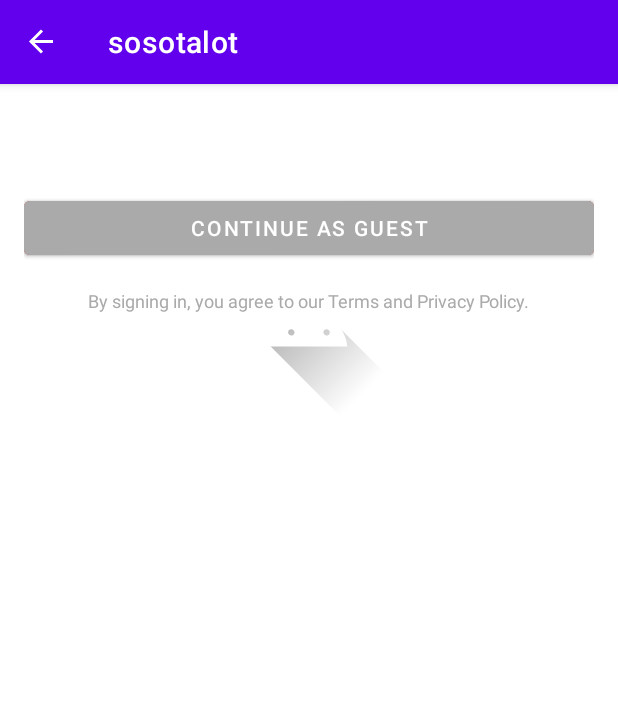
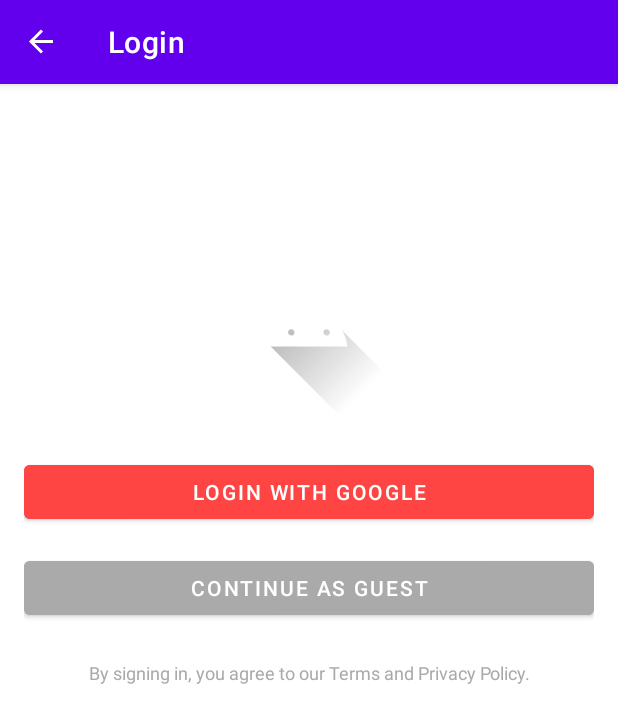
Before and after one commit to Alonsohsu/sosotalot, an Android app: the screen it shows after launch (MainActivity), after a tap on "LOGIN WITH GOOGLE", on a phone screen of 412 x 824 dp. Shown: the top 723 px of the screen. Run offline under Robolectric (Android 15) with nearby library versions, the phone set to English and light mode, and no system bars; our stand-ins replace navigation-ui.

Commit message:
google login

```diff
--- a/app/build.gradle.kts
+++ b/app/build.gradle.kts
@@ -2,6 +2,8 @@ plugins {
     alias(libs.plugins.android.application)
     alias(libs.plugins.kotlin.android)
     id("com.google.devtools.ksp")
+    id("com.google.gms.google-services")
+    id("com.android.application")
 }
 
 android {
@@ -77,4 +79,6 @@ dependencies {
     androidTestImplementation("androidx.test.ext:junit:1.1.5")
     androidTestImplementation("androidx.test.espresso:espresso-core:3.5.1")
 
+    // google login
+    implementation("com.google.firebase:firebase-auth:22.0.0")
 }
--- a/app/src/main/AndroidManifest.xml
+++ b/app/src/main/AndroidManifest.xml
@@ -5,7 +5,13 @@
     <!-- 网络权限 -->
     <uses-permission android:name="android.permission.INTERNET" />
     <uses-permission android:name="android.permission.ACCESS_NETWORK_STATE" />
+    <meta-data
+        android:name="com.google.android.gms.auth.api.signin.APP_ID"
+        android:value="@string/default_web_client_id" />
 
+    <meta-data
+        android:name="com.google.android.gms.version"
+        android:value="@integer/google_play_services_version" />
     <application
         android:allowBackup="true"
         android:dataExtractionRules="@xml/data_extraction_rules"
--- a/app/src/main/java/com/example/sosotalot/MainActivity.kt
+++ b/app/src/main/java/com/example/sosotalot/MainActivity.kt
@@ -37,6 +37,16 @@ class MainActivity : AppCompatActivity() {
             navView.visibility = View.VISIBLE
         }
 
+        navController.addOnDestinationChangedListener { _, destination, _ ->
+            if (destination.id == R.id.navigation_home ||
+                destination.id == R.id.navigation_divination ||
+                destination.id == R.id.navigation_my) {
+                binding.navView.visibility = View.VISIBLE
+            } else {
+                binding.navView.visibility = View.GONE
+            }
+        }
+
         // 设置顶部导航栏和底部导航栏
         val appBarConfiguration = AppBarConfiguration(
             setOf(
--- a/app/src/main/java/com/example/sosotalot/ui/home/HomeFragment.kt
+++ b/app/src/main/java/com/example/sosotalot/ui/home/HomeFragment.kt
@@ -5,10 +5,8 @@ import android.view.LayoutInflater
 import android.view.View
 import android.view.ViewGroup
 import android.widget.TextView
-import androidx.core.content.ContentProviderCompat
 import androidx.fragment.app.Fragment
 import androidx.lifecycle.ViewModelProvider
-import androidx.room.Room
 import com.example.sosotalot.databinding.FragmentHomeBinding
 
 class HomeFragment : Fragment() {
--- a/app/src/main/java/com/example/sosotalot/ui/login/LoginFragment.kt
+++ b/app/src/main/java/com/example/sosotalot/ui/login/LoginFragment.kt
@@ -1,7 +1,9 @@
 package com.example.sosotalot.ui.login
 
+import android.content.Intent
 import android.content.SharedPreferences
 import android.os.Bundle
+import android.util.Log
 import android.view.LayoutInflater
 import android.view.View
 import android.view.ViewGroup
@@ -11,11 +13,17 @@ import androidx.fragment.app.Fragment
 import androidx.navigation.fragment.findNavController
 import com.example.sosotalot.R
 import com.example.sosotalot.databinding.FragmentLoginBinding
+import com.google.android.gms.auth.api.signin.GoogleSignIn
+import com.google.android.gms.auth.api.signin.GoogleSignInAccount
+import com.google.android.gms.auth.api.signin.GoogleSignInClient
+import com.google.android.gms.auth.api.signin.GoogleSignInOptions
+import com.google.android.gms.common.api.ApiException
 
 class LoginFragment : Fragment() {
 
     private lateinit var binding: FragmentLoginBinding
     private lateinit var sharedPreferences: SharedPreferences
+    private lateinit var googleSignInClient: GoogleSignInClient
 
     override fun onCreateView(
         inflater: LayoutInflater, container: ViewGroup?,
@@ -25,6 +33,11 @@ class LoginFragment : Fragment() {
 
         sharedPreferences = requireActivity().getSharedPreferences("MyAppPrefs", AppCompatActivity.MODE_PRIVATE)
 
+        val gso = GoogleSignInOptions.Builder(GoogleSignInOptions.DEFAULT_SIGN_IN)
+            .requestEmail()
+            .build()
+
+        googleSignInClient = GoogleSignIn.getClient(requireActivity(), gso)
 
 
         return binding.root
@@ -46,9 +59,8 @@ class LoginFragment : Fragment() {
     }
 
     private fun handleGoogleLogin() {
-        // Google 登入的邏輯
-        Toast.makeText(requireContext(), "Google login clicked", Toast.LENGTH_SHORT).show()
-        // TODO: 使用 Google API 實現登入邏輯
+        val signInIntent = googleSignInClient.signInIntent
+        startActivityForResult(signInIntent, RC_SIGN_IN)
     }
 
     private fun handleGuestLogin() {
@@ -59,7 +71,43 @@ class LoginFragment : Fragment() {
     }
 
     private fun navigateToHomeScreen() {
-        // 導航到主頁面，根據你的導航邏輯實現
-        Toast.makeText(requireContext(), "Navigating to Home Screen", Toast.LENGTH_SHORT).show()
+        val navController = findNavController()
+        navController.navigate(R.id.action_loginFragment_to_navigation_home)
+    }
+
+    override fun onActivityResult(requestCode: Int, resultCode: Int, data: Intent?) {
+        super.onActivityResult(requestCode, resultCode, data)
+
+        if (requestCode == RC_SIGN_IN) {
+            val task = GoogleSignIn.getSignedInAccountFromIntent(data)
+            try {
+                val account = task.getResult(ApiException::class.java)
+                // 登录成功，获取用户信息
+                handleSignInResult(account)
+            } catch (e: ApiException) {
+                // 登录失败，处理错误
+                Log.e("GoogleLogin", "Sign-in failed: ${e.statusCode}")
+                Toast.makeText(requireContext(), "Login Failed", Toast.LENGTH_SHORT).show()
+            }
+        }
+    }
+
+    private fun handleSignInResult(account: GoogleSignInAccount?) {
+        if (account != null) {
+            val userName = account.displayName
+            val userEmail = account.email
+
+            // 将用户信息保存到 SharedPreferences 或 ViewModel
+            sharedPreferences.edit().putBoolean("isLoggedIn", true).apply()
+
+            // 导航到主界面
+            findNavController().navigate(R.id.navigation_home)
+
+            Toast.makeText(requireContext(), "Welcome $userName", Toast.LENGTH_SHORT).show()
+        }
+    }
+
+    companion object {
+        private const val RC_SIGN_IN = 9001
     }
 }
--- a/app/src/main/res/layout/fragment_login.xml
+++ b/app/src/main/res/layout/fragment_login.xml
@@ -16,6 +16,7 @@
         app:layout_constraintTop_toTopOf="parent"
         app:layout_constraintStart_toStartOf="parent"
         app:layout_constraintEnd_toEndOf="parent"
+        app:layout_constraintHorizontal_chainStyle="packed"
         android:layout_marginTop="32dp" />
 
     <!-- Google Login Button -->
@@ -26,9 +27,10 @@
         android:text="Login with Google"
         android:backgroundTint="@android:color/holo_red_light"
         android:textColor="@android:color/white"
+        app:layout_constraintTop_toBottomOf="@id/logoImageView"
         app:layout_constraintStart_toStartOf="parent"
         app:layout_constraintEnd_toEndOf="parent"
-        android:layout_marginTop="16dp" />
+        android:layout_marginTop="24dp" />
 
     <!-- Guest Login Button -->
     <Button
@@ -38,6 +40,7 @@
         android:text="Continue as Guest"
         android:backgroundTint="@android:color/darker_gray"
         android:textColor="@android:color/white"
+        app:layout_constraintTop_toBottomOf="@id/googleLoginButton"
         app:layout_constraintStart_toStartOf="parent"
         app:layout_constraintEnd_toEndOf="parent"
         android:layout_marginTop="16dp" />
@@ -45,13 +48,14 @@
     <!-- Footer Text -->
     <TextView
         android:id="@+id/footerTextView"
-        android:layout_width="wrap_content"
+        android:layout_width="0dp"
         android:layout_height="wrap_content"
         android:text="By signing in, you agree to our Terms and Privacy Policy."
         android:textSize="12sp"
         android:textColor="@android:color/darker_gray"
+        android:gravity="center"
         app:layout_constraintTop_toBottomOf="@id/guestLoginButton"
         app:layout_constraintStart_toStartOf="parent"
         app:layout_constraintEnd_toEndOf="parent"
-        android:layout_marginTop="16dp" />
+        android:layout_marginTop="24dp" />
 </androidx.constraintlayout.widget.ConstraintLayout>
--- a/app/src/main/res/navigation/mobile_navigation.xml
+++ b/app/src/main/res/navigation/mobile_navigation.xml
@@ -6,15 +6,21 @@
     app:startDestination="@+id/navigation_home">
 
     <fragment
+        android:id="@+id/loginFragment"
+        android:name="com.example.sosotalot.ui.login.LoginFragment"
+        android:label="Login"
+        tools:layout="@layout/fragment_login">
+        <action
+            android:id="@+id/action_loginFragment_to_navigation_home"
+            app:destination="@id/navigation_home" />
+    </fragment>
+
+
+    <fragment
         android:id="@+id/navigation_home"
         android:name="com.example.sosotalot.ui.home.HomeFragment"
         android:label="@string/title_home"
         tools:layout="@layout/fragment_home" />
-
-    <fragment
-        android:id="@+id/loginFragment"
-        android:name="com.example.sosotalot.ui.login.LoginFragment"
-        tools:layout="@layout/fragment_login" />
 
     <fragment
         android:id="@+id/navigation_divination"
--- a/build.gradle.kts
+++ b/build.gradle.kts
@@ -3,4 +3,5 @@ plugins {
     alias(libs.plugins.android.application) apply false
     alias(libs.plugins.kotlin.android) apply false
     id("com.google.devtools.ksp") version "1.9.21-1.0.15" apply false
+    id("com.google.gms.google-services") version "4.3.15" apply false
 }
--- a/settings.gradle.kts
+++ b/settings.gradle.kts
@@ -16,6 +16,7 @@ dependencyResolutionManagement {
     repositories {
         google()
         mavenCentral()
+        gradlePluginPortal()
     }
 }
 
```
Also changed, not shown: 1 other file.
